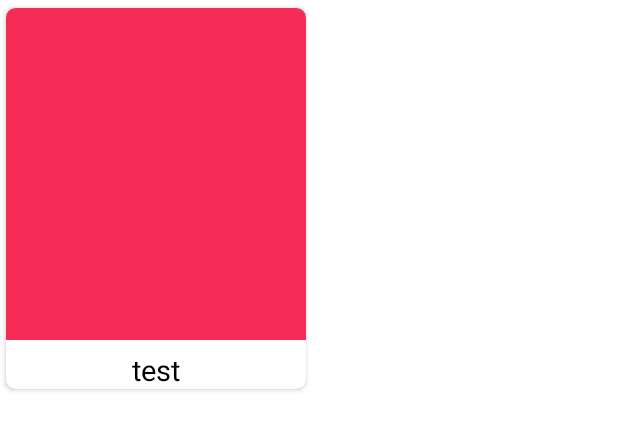
After one commit to Barisozkaya/Simple-FoodApp-, an Android app: the layout meals_item.xml on its own in the app's theme, with its tools: preview values and no code run, on a phone screen of 412 x 824 dp. The commit adds this screen. Shown: the top 430 px of the screen. Run offline under Robolectric (Android 15) with nearby library versions, the phone set to English and light mode, and no system bars.

Commit message:
Add Category meals activity ,Categories Adapter

```diff
--- a/app/src/main/AndroidManifest.xml
+++ b/app/src/main/AndroidManifest.xml
@@ -15,6 +15,9 @@
         android:usesCleartextTraffic="true"
         tools:targetApi="31">
         <activity
+            android:name=".activites.CategoryMealsActivity"
+            android:exported="false" />
+        <activity
             android:name=".activites.MealActivity"
             android:exported="false" />
         <activity
--- a/app/src/main/java/com/example/foodapp/Retrofit/MealApi.kt
+++ b/app/src/main/java/com/example/foodapp/Retrofit/MealApi.kt
@@ -3,6 +3,7 @@ package com.example.foodapp.Retrofit
 import com.example.foodapp.Data.CategoryList
 import com.example.foodapp.Data.MealsByCategoryList
 import com.example.foodapp.Data.MealList
+import com.example.foodapp.Data.MealsByCategory
 import retrofit2.Call
 import retrofit2.http.GET
 import retrofit2.http.Query
@@ -19,4 +20,7 @@ interface MealApi {
 
      @GET("categories.php")
      fun getCategories() : Call<CategoryList>
+
+     @GET("filter.php")
+     fun getMealsByCategory(@Query("c")categoryName: String) : Call<MealsByCategoryList>
 }
--- a/app/src/main/java/com/example/foodapp/adapters/CategoriesAdapter.kt
+++ b/app/src/main/java/com/example/foodapp/adapters/CategoriesAdapter.kt
@@ -11,6 +11,7 @@ class CategoriesAdapter(): RecyclerView.Adapter<CategoriesAdapter.CategoryViewHo
 
 
     private var categoriesList = ArrayList<Category>()
+    var onItemClick : ((Category) ->Unit)? = null
 
     fun setCategoryList(categoriesList: List<Category>){
        this.categoriesList = categoriesList as ArrayList<Category>
@@ -29,6 +30,10 @@ class CategoriesAdapter(): RecyclerView.Adapter<CategoriesAdapter.CategoryViewHo
     override fun onBindViewHolder(holder: CategoryViewHolder, position: Int) {
         Glide.with(holder.itemView).load(categoriesList[position].strCategoryThumb).into(holder.binding.imgCategory)
         holder.binding.tvCategoryName.text = categoriesList[position].strCategory
+
+        holder.itemView.setOnClickListener {
+            onItemClick!!.invoke(categoriesList[position])
+        }
     }
     override fun getItemCount(): Int {
         return categoriesList.size
--- /dev/null
+++ b/app/src/main/res/layout/meals_item.xml
@@ -0,0 +1,40 @@
+<?xml version="1.0" encoding="utf-8"?>
+<androidx.cardview.widget.CardView xmlns:android="http://schemas.android.com/apk/res/android"
+    android:layout_width="@dimen/_160sdp"
+    android:layout_height="wrap_content"
+    xmlns:app="http://schemas.android.com/apk/res-auto"
+    app:cardCornerRadius="@dimen/_5sdp"
+    app:cardUseCompatPadding="true"
+    android:elevation="@dimen/_2sdp">
+
+    <androidx.constraintlayout.widget.ConstraintLayout
+        android:layout_width="match_parent"
+        android:layout_height="wrap_content">
+
+        <ImageView
+            android:id="@+id/img_meal"
+            android:layout_width="match_parent"
+            android:layout_height="@dimen/_170sdp"
+            android:scaleType="centerCrop"
+            app:layout_constraintStart_toStartOf="parent"
+            app:layout_constraintEnd_toEndOf="parent"
+            app:layout_constraintTop_toTopOf="parent"
+
+            android:src="@color/accent"/>
+
+        <TextView
+            android:id="@+id/tv_meal_name"
+            android:layout_width="wrap_content"
+            android:layout_height="wrap_content"
+            android:textSize="@dimen/_15ssp"
+            android:textColor="@color/black"
+            app:layout_constraintStart_toStartOf="@id/img_meal"
+            app:layout_constraintEnd_toEndOf="@id/img_meal"
+            app:layout_constraintTop_toBottomOf="@id/img_meal"
+            android:layout_margin="@dimen/_5sdp"
+            android:text="test"/>
+
+
+    </androidx.constraintlayout.widget.ConstraintLayout>
+
+</androidx.cardview.widget.CardView>
```
Also changed, not shown: app/src/main/java/com/example/foodapp/activites/CategoryMealsActivity.kt (added, +41 -0 lines), app/src/main/java/com/example/foodapp/adapters/CategoryMealsAdapter.kt (added, +36 -0 lines), app/src/main/java/com/example/foodapp/fragments/HomeFragment.kt (+12 -0 lines), app/src/main/java/com/example/foodapp/videoModel/CategoryMealsViewModel.kt (added, +40 -0 lines), app/src/main/res/layout/activity_category_meals.xml (added, +31 -0 lines).
